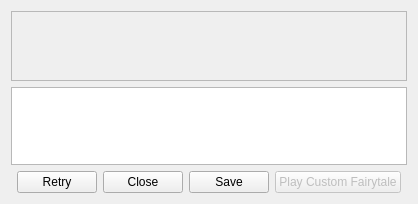
The window that ui/customfairytale.ui (tdauth/gustavsfairyland) describes before a commit, drawn with Qt 5.
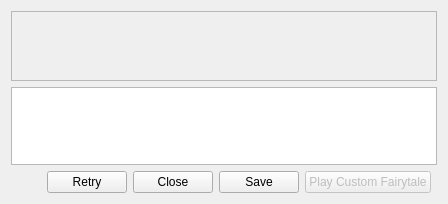
The same window after the commit.

What changed in the file:
```diff
--- a/ui/customfairytale.ui
+++ b/ui/customfairytale.ui
@@ -6,7 +6,7 @@
    <rect>
     <x>0</x>
     <y>0</y>
-    <width>358</width>
+    <width>448</width>
     <height>204</height>
    </rect>
   </property>
@@ -63,7 +63,7 @@
        <rect>
         <x>0</x>
         <y>0</y>
-        <width>342</width>
+        <width>432</width>
         <height>70</height>
        </rect>
       </property>
```
Left out of the diff: 8 changed lines with no effect on the pictures.
